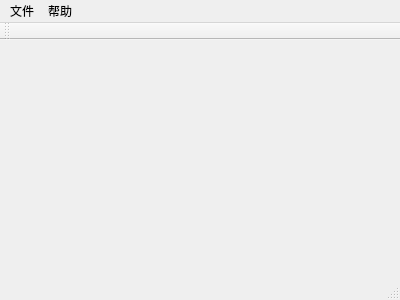
Above: src/cicada/main/cicadamainwindow.ui from idlerfisher/cicada before the change. Below: the same form after it.
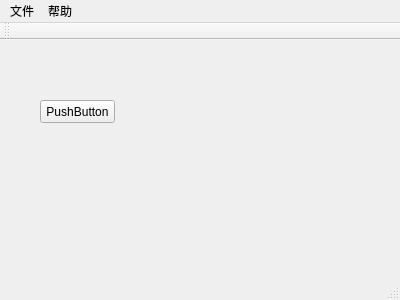
That is the form after the change.

Commit message: Add excel reader class

Patch:
```diff
--- a/src/cicada/main/cicadamainwindow.ui
+++ b/src/cicada/main/cicadamainwindow.ui
@@ -13,7 +13,21 @@
   <property name="windowTitle">
    <string>CicadaMainWindow</string>
   </property>
-  <widget class="QWidget" name="centralWidget"/>
+  <widget class="QWidget" name="centralWidget">
+   <widget class="QPushButton" name="btnTest">
+    <property name="geometry">
+     <rect>
+      <x>40</x>
+      <y>60</y>
+      <width>75</width>
+      <height>23</height>
+     </rect>
+    </property>
+    <property name="text">
+     <string>PushButton</string>
+    </property>
+   </widget>
+  </widget>
   <widget class="QMenuBar" name="menuBar">
    <property name="geometry">
     <rect>
```
The commit also changes 8 other files.
